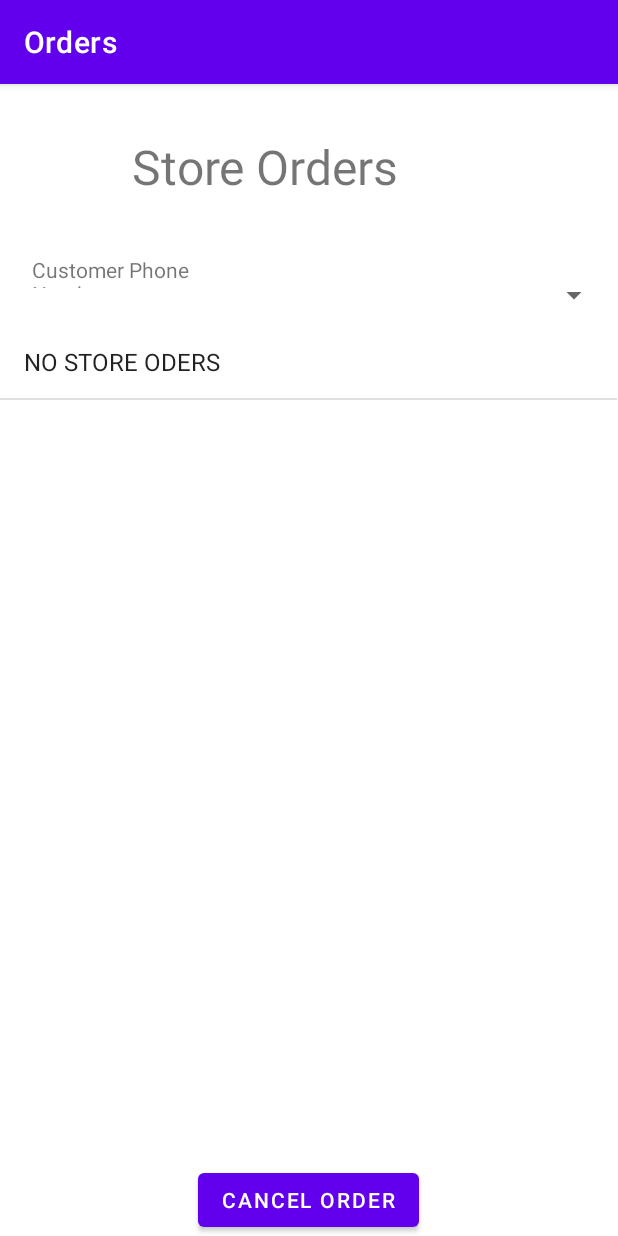
After one commit to kevanpatel/Pizza-Place-Android-App, an Android app: the StoreOrderActivity screen opened directly, with no data from a screen before it, on a phone screen of 412 x 824 dp. The commit adds this screen. Run offline under Robolectric (Android 15) with nearby library versions, the phone set to English and light mode, and no system bars; 2 statements that could not run were skipped.

Commit message:
fix overlay

```diff
--- a/app/src/main/AndroidManifest.xml
+++ b/app/src/main/AndroidManifest.xml
@@ -18,6 +18,7 @@
         </activity>
         <activity android:name=".PizzaEditActivity"></activity>
         <activity android:name=".OrderActivity"></activity>
+        <activity android:name=".StoreOrderActivity"></activity>
 
     </application>
 
--- a/app/src/main/java/com/example/project5cs213/OrderActivity.java
+++ b/app/src/main/java/com/example/project5cs213/OrderActivity.java
@@ -57,7 +57,7 @@ public class OrderActivity extends AppCompatActivity {
         subtotal = findViewById(R.id.subtotalText);
         salesTaxLabel = findViewById(R.id.salesTaxText);
         ordertotal = findViewById(R.id.ordertotal);
-        orderCustomerNumberView = findViewById(R.id.orderCustomerNumberView);
+     //   orderCustomerNumberView = findViewById(R.id.orderCustomerNumberView);
 
         subtotal.setText(String.format("%,.2f", order.getTotal()));
         salesTaxLabel.setText(String.format("%,.2f", order.getSalesTax()));
--- /dev/null
+++ b/app/src/main/java/com/example/project5cs213/StoreOrderActivity.java
@@ -0,0 +1,113 @@
+package com.example.project5cs213;
+
+import android.content.Intent;
+import android.os.Bundle;
+import android.view.View;
+import android.widget.AdapterView;
+import android.widget.ArrayAdapter;
+import android.widget.ListView;
+import android.widget.Spinner;
+
+import androidx.appcompat.app.AppCompatActivity;
+
+import java.util.ArrayList;
+import java.util.List;
+
+public class StoreOrderActivity extends AppCompatActivity implements AdapterView.OnItemSelectedListener {
+
+    ArrayList<String> phoneNumbers = new ArrayList<String>(); // Create an ArrayList object
+    StoreOrders storeOrders;
+    private Spinner spinner;
+    private ListView listView;
+    private static  int numSelected;
+
+    protected void onCreate(Bundle savedInstanceState) {
+        super.onCreate(savedInstanceState);
+
+        setContentView(R.layout.order_view);
+        Intent intent = getIntent();
+
+        storeOrders = (StoreOrders) intent.getSerializableExtra("StoreOrder");
+
+        for(Order o:storeOrders.orders){
+            phoneNumbers.add(o.getPhoneNumber());
+        }
+        spinner = findViewById(R.id.spinner);
+        spinner.setOnItemSelectedListener (this);
+        //Creating the ArrayAdapter instance having the bank name list
+        ArrayAdapter aa = new ArrayAdapter(this,android.R.layout.simple_spinner_item,phoneNumbers);
+        aa.setDropDownViewResource(android.R.layout.simple_spinner_dropdown_item);
+        //Setting the ArrayAdapter data on the Spinner
+        spinner.setAdapter(aa);
+
+        listView = findViewById(R.id.orderDisplay);
+
+        if(storeOrders==null){
+            List<String> your_array_list = new ArrayList<String>();
+            your_array_list.add("NO STORE ODERS");
+
+
+
+            ArrayAdapter<String> arrayAdapter = new ArrayAdapter<String>(
+                    this,
+                    android.R.layout.simple_list_item_1,
+                    your_array_list );
+            listView.setAdapter(arrayAdapter);
+            setTitle("Orders");
+        }
+
+    }
+
+    public void onButtonClick(View view) {
+
+         storeOrders.orders.remove(numSelected);
+
+
+
+        // Put the String to pass back into an Intent and close this activity
+        Intent intent = new Intent();
+        intent.putExtra("curStoreOrder",  storeOrders);
+        setResult(RESULT_OK, intent);
+        finish();
+    }
+
+    @Override
+    public void onItemSelected(AdapterView<?> adapterView, View view, int i, long l) {
+
+        numSelected= i;
+        List<String> your_array_list = new ArrayList<String>();
+
+        Order o = storeOrders.orders.get(i);
+
+        for (Pizza p : o.pizzas) {
+            your_array_list.add(p.toString());
+        }
+
+        ArrayAdapter<String> arrayAdapter = new ArrayAdapter<String>(
+                this,
+                android.R.layout.simple_list_item_1,
+                your_array_list );
+        listView.setAdapter(arrayAdapter);
+        setTitle("Orders");
+
+
+    }
+
+    @Override
+    public void onNothingSelected(AdapterView<?> adapterView) {
+        List<String> your_array_list = new ArrayList<String>();
+
+
+        for(Order o : storeOrders.orders){
+        for (Pizza p : o.pizzas) {
+            your_array_list.add(p.toString());
+        }}
+
+        ArrayAdapter<String> arrayAdapter = new ArrayAdapter<String>(
+                this,
+                android.R.layout.simple_list_item_1,
+                your_array_list );
+        listView.setAdapter(arrayAdapter);
+        setTitle("Orders");
+    }
+}
--- a/app/src/main/java/com/example/project5cs213/StoreOrders.java
+++ b/app/src/main/java/com/example/project5cs213/StoreOrders.java
@@ -3,6 +3,7 @@ package com.example.project5cs213;
 import java.io.File;
 import java.io.FileWriter;
 import java.io.IOException;
+import java.io.Serializable;
 import java.util.ArrayList;
 
 /**
@@ -14,7 +15,7 @@ import java.util.ArrayList;
  * class to store orders
  */
 
-public class StoreOrders {
+public class StoreOrders implements Serializable {
     /**
      * Creating arraylist
      */
--- a/app/src/main/res/layout/activity_main.xml
+++ b/app/src/main/res/layout/activity_main.xml
@@ -76,12 +76,13 @@
         android:layout_width="158dp"
         android:layout_height="142dp"
         android:background="@drawable/pizzastoreimage"
+        android:onClick="onStoreOrderClick"
         app:layout_constraintBottom_toBottomOf="parent"
         app:layout_constraintEnd_toEndOf="parent"
         app:layout_constraintHorizontal_bias="0.972"
         app:layout_constraintStart_toStartOf="parent"
         app:layout_constraintTop_toTopOf="parent"
-            app:layout_constraintVertical_bias="0.787"/>
+        app:layout_constraintVertical_bias="0.787" />
 
     <TextView
             android:id="@+id/textView3"
--- a/app/src/main/res/layout/order_view.xml
+++ b/app/src/main/res/layout/order_view.xml
@@ -4,54 +4,76 @@
               android:layout_height="match_parent">
 
     <androidx.constraintlayout.widget.ConstraintLayout
-            android:layout_width="match_parent"
-            android:layout_height="match_parent">
+        android:layout_width="match_parent"
+        android:layout_height="match_parent">
 
         <TextView
-                android:text="Store Orders"
-                android:layout_width="214dp"
-                android:layout_height="43dp" android:id="@+id/textView11"
-                android:textSize="32sp" app:layout_constraintTop_toTopOf="parent"
-                app:layout_constraintBottom_toBottomOf="parent" app:layout_constraintStart_toStartOf="parent"
-                app:layout_constraintEnd_toEndOf="parent" app:layout_constraintHorizontal_bias="0.446"
-                app:layout_constraintVertical_bias="0.046"/>
-        <TextView
-                android:text="Customer Phone Number:"
-                android:layout_width="174dp"
-                android:layout_height="20dp" android:id="@+id/textView13"
-                android:layout_marginTop="37dp"
-                app:layout_constraintTop_toBottomOf="@+id/textView11" app:layout_constraintBottom_toBottomOf="parent"
-                app:layout_constraintStart_toStartOf="parent" app:layout_constraintEnd_toEndOf="parent"
-                app:layout_constraintHorizontal_bias="0.085" app:layout_constraintVertical_bias="0.0"/>
-        <TextView
-                android:layout_width="174dp"
-                android:layout_height="17dp" android:id="@+id/orderCustomerNumberView"
-                app:layout_constraintStart_toEndOf="@+id/textView13" android:layout_marginLeft="12dp"
-                android:layout_marginStart="12dp" android:layout_marginTop="38dp"
-                app:layout_constraintTop_toBottomOf="@+id/textView11" app:layout_constraintBottom_toBottomOf="parent"
-                app:layout_constraintEnd_toEndOf="parent" app:layout_constraintHorizontal_bias="0.0"
-                app:layout_constraintVertical_bias="0.0"/>
+            android:id="@+id/textView11"
+            android:layout_width="214dp"
+            android:layout_height="43dp"
+            android:text="Store Orders"
+            android:textSize="32sp"
+            app:layout_constraintBottom_toBottomOf="parent"
+            app:layout_constraintEnd_toEndOf="parent"
+            app:layout_constraintHorizontal_bias="0.446"
+            app:layout_constraintStart_toStartOf="parent"
+            app:layout_constraintTop_toTopOf="parent"
+            app:layout_constraintVertical_bias="0.046" />
 
         <TextView
-            android:id="@+id/ordersTextDisplay"
-            android:layout_width="359dp"
-            android:layout_height="363dp"
-            android:layout_marginTop="45dp"
+            android:id="@+id/textView13"
+            android:layout_width="160dp"
+            android:layout_height="22dp"
+            android:layout_marginTop="37dp"
+            android:text="Customer Phone Number:"
+            app:layout_constraintBottom_toBottomOf="parent"
+            app:layout_constraintEnd_toEndOf="parent"
+            app:layout_constraintHorizontal_bias="0.085"
+            app:layout_constraintStart_toStartOf="parent"
+            app:layout_constraintTop_toBottomOf="@+id/textView11"
+            app:layout_constraintVertical_bias="0.0" />
+
+        <Button
+            android:id="@+id/cancelOrderButton"
+            android:layout_width="wrap_content"
+            android:layout_height="wrap_content"
+            android:onClick="onButtonClick"
+            android:text="Cancel Order"
+            app:layout_constraintBottom_toBottomOf="parent"
+            app:layout_constraintEnd_toEndOf="parent"
+            app:layout_constraintHorizontal_bias="0.498"
+            app:layout_constraintStart_toStartOf="parent" />
+
+        <Spinner
+            android:id="@+id/spinner"
+            android:layout_width="197dp"
+            android:layout_height="22dp"
+            android:layout_marginStart="210dp"
+            android:layout_marginLeft="210dp"
+            android:layout_marginTop="112dp"
+            android:layout_marginEnd="6dp"
+            android:layout_marginRight="6dp"
+            android:layout_marginBottom="599dp"
+            app:layout_constraintBottom_toBottomOf="parent"
+            app:layout_constraintEnd_toEndOf="parent"
+            app:layout_constraintStart_toStartOf="parent"
+            app:layout_constraintTop_toTopOf="parent" />
+
+        <ListView
+            android:id="@+id/orderDisplay"
+            android:layout_width="411dp"
+            android:layout_height="446dp"
+            android:layout_marginStart="1dp"
+            android:layout_marginLeft="1dp"
+            android:layout_marginTop="135dp"
+            android:layout_marginEnd="1dp"
+            android:layout_marginRight="1dp"
+            android:layout_marginBottom="49dp"
             app:layout_constraintBottom_toBottomOf="parent"
             app:layout_constraintEnd_toEndOf="parent"
             app:layout_constraintHorizontal_bias="1.0"
             app:layout_constraintStart_toStartOf="parent"
-            app:layout_constraintTop_toBottomOf="@+id/textView13"
-            app:layout_constraintVertical_bias="0.132" />
-
-        <Button
-                android:text="Cancel Order"
-                android:layout_width="wrap_content"
-                android:layout_height="wrap_content" android:id="@+id/cancelOrderButton"
-                android:layout_marginTop="71dp"
-                app:layout_constraintTop_toBottomOf="@+id/ordersTextDisplay"
-                app:layout_constraintBottom_toBottomOf="parent" app:layout_constraintStart_toStartOf="parent"
-                app:layout_constraintEnd_toEndOf="parent" app:layout_constraintHorizontal_bias="0.498"
-                app:layout_constraintVertical_bias="0.0"/>
+            app:layout_constraintTop_toTopOf="parent"
+            app:layout_constraintVertical_bias="0.188" />
     </androidx.constraintlayout.widget.ConstraintLayout>
 </LinearLayout>
```
Also changed, not shown: app/src/main/java/com/example/project5cs213/MainActivity.java (+17 -0 lines). Lines whose indentation alone changed are shown as unchanged.
